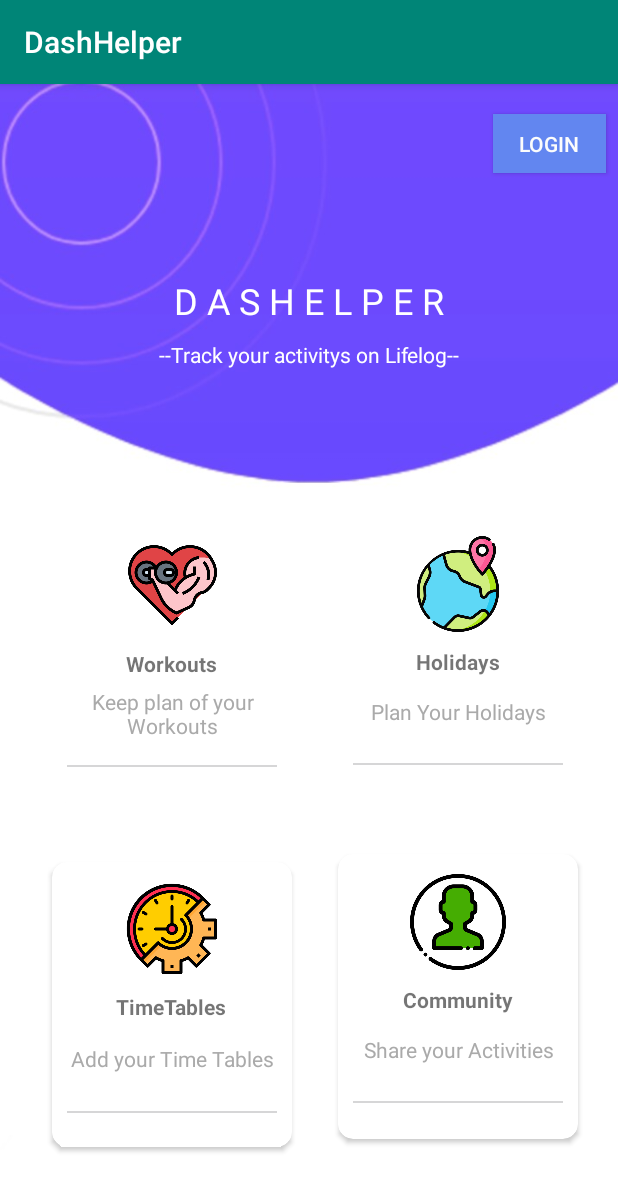
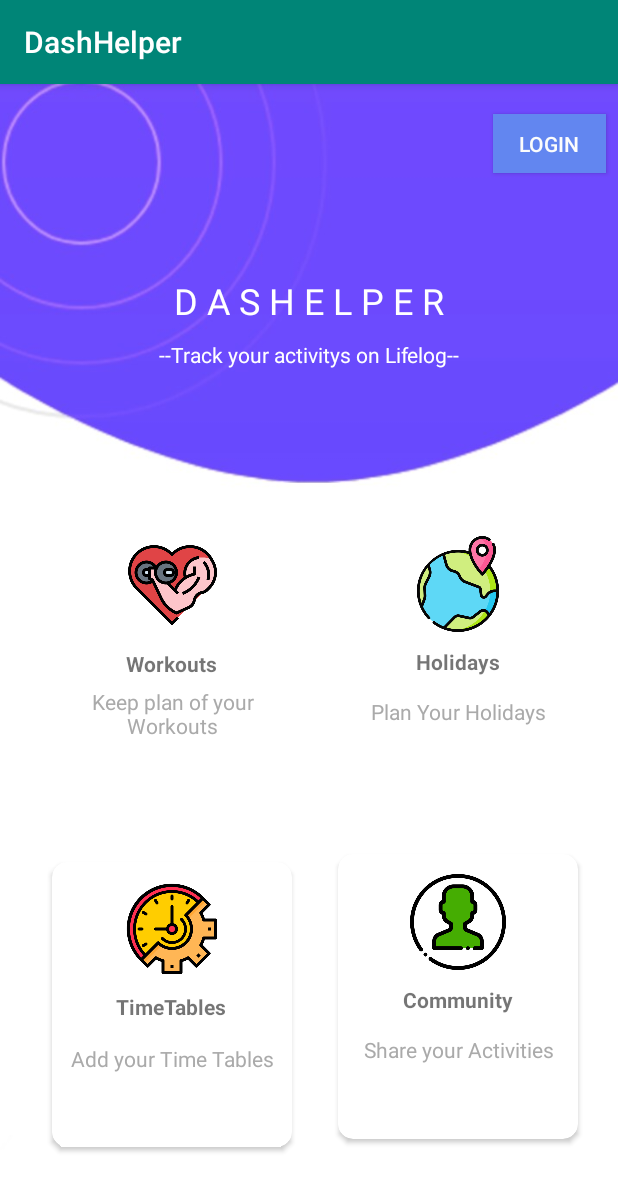
Before and after one commit to cobradashboard/DashHelper, an Android app: the screen it shows after launch (MainActivity), on a phone screen of 412 x 824 dp. Shown: the top 1191 px of the screen. Run offline under Robolectric (Android 15) with nearby library versions, the phone set to English and light mode, and no system bars; Roboto replaces fonts that are not available here.

Commit message:
UI interface

```diff
--- a/app/src/main/res/layout/activity_cycling.xml
+++ b/app/src/main/res/layout/activity_cycling.xml
@@ -83,8 +83,7 @@
                 <View
                     android:layout_width="match_parent"
                     android:layout_height="1dp"
-                    android:layout_margin="10dp"
-                    android:background="@color/lightgray" />
+                    android:layout_margin="10dp" />
 
                 <TextView
                     android:layout_width="match_parent"
--- a/app/src/main/res/layout/activity_login.xml
+++ b/app/src/main/res/layout/activity_login.xml
@@ -16,7 +16,7 @@
         android:layout_marginEnd="8dp"
         android:layout_marginBottom="8dp"
         android:fontFamily="sans-serif-black"
-        android:text="Welcome Back !"
+        android:text="@string/welcomebacktext"
         android:textColor="#FCFCFC"
         android:textSize="25sp"
         app:layout_constraintBottom_toBottomOf="parent"
@@ -83,7 +83,7 @@
                 android:layout_height="35dp"
                 android:layout_marginStart="70sp"
                 android:layout_marginTop="45sp"
-                android:text="Username"
+                android:text="@string/username"
                 android:textSize="18sp" />
 
             <TextView
@@ -92,7 +92,7 @@
                 android:layout_height="wrap_content"
                 android:layout_marginStart="70sp"
                 android:layout_marginTop="150sp"
-                android:text="Password"
+                android:text="@string/password"
                 android:textSize="18sp" />
 
             <Button
--- a/app/src/main/res/layout/activity_main.xml
+++ b/app/src/main/res/layout/activity_main.xml
@@ -96,8 +96,7 @@
                 <View
                     android:layout_width="match_parent"
                     android:layout_height="1dp"
-                    android:layout_margin="10dp"
-                    android:background="@color/lightgray" />
+                    android:layout_margin="10dp" />
 
             </LinearLayout>
         </androidx.cardview.widget.CardView>
@@ -162,8 +161,7 @@
                 <View
                     android:layout_width="match_parent"
                     android:layout_height="1dp"
-                    android:layout_margin="10dp"
-                    android:background="@color/lightgray" />
+                    android:layout_margin="10dp" />
 
             </LinearLayout>
         </androidx.cardview.widget.CardView>
@@ -226,8 +224,7 @@
                 <View
                     android:layout_width="match_parent"
                     android:layout_height="1dp"
-                    android:layout_margin="10dp"
-                    android:background="@color/lightgray" />
+                    android:layout_margin="10dp" />
 
             </LinearLayout>
         </androidx.cardview.widget.CardView>
@@ -292,8 +289,7 @@
                 <View
                     android:layout_width="match_parent"
                     android:layout_height="1dp"
-                    android:layout_margin="10dp"
-                    android:background="@color/lightgray" />
+                    android:layout_margin="10dp" />
 
             </LinearLayout>
         </androidx.cardview.widget.CardView>
--- a/app/src/main/res/values/strings.xml
+++ b/app/src/main/res/values/strings.xml
@@ -22,5 +22,6 @@
     <string name="holidaysHead">Plan Your Holidays</string>
     <string name="timetableHead">Add your Time Tables</string>
     <string name="communityHead">Share your Activities</string>
+    <string name="welcomebacktext">Welcome Back</string>
 
 </resources>
```
Also changed, not shown: app/src/main/res/layout/activity_running.xml (+3 -7 lines), app/src/main/res/layout/activity_swimming.xml (+3 -7 lines), app/src/main/res/layout/activity_walking.xml (+3 -7 lines).
